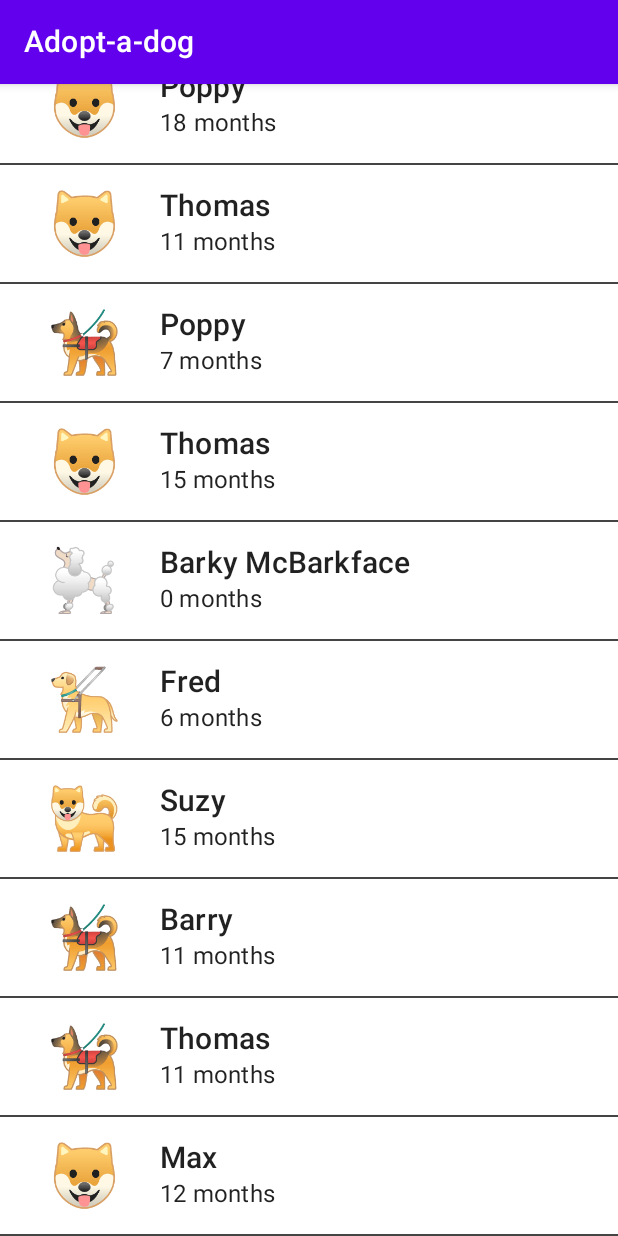
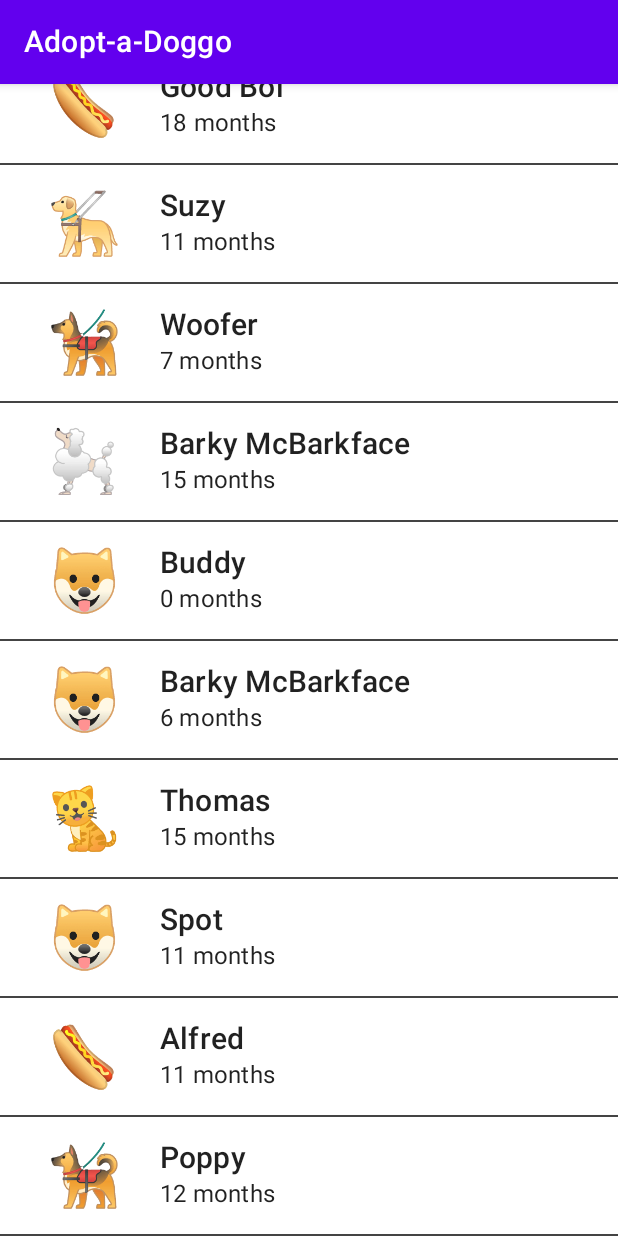
Before and after one commit to Xitavos/androidDevChallenge, an Android app built with Jetpack Compose: the screen it shows after launch (MainActivity), scrolled down 1215 dp, on a phone screen of 412 x 824 dp. Run offline under Robolectric (Android 15) with nearby library versions, the phone set to English and light mode, and no system bars; 1 statement that could not run was skipped.

Commit message:
Add puppy detail screen

```diff
--- a/app/build.gradle
+++ b/app/build.gradle
@@ -73,6 +73,8 @@ dependencies {
     implementation "androidx.compose.material:material-icons-extended:$compose_version"
     implementation "androidx.compose.ui:ui-tooling:$compose_version"
     implementation 'androidx.lifecycle:lifecycle-runtime-ktx:2.3.0'
+    implementation "androidx.navigation:navigation-compose:1.0.0-alpha08"
+    implementation "androidx.browser:browser:1.3.0"
 
     testImplementation 'junit:junit:4.13.2'
 
--- a/app/src/main/java/com/example/androiddevchallenge/MainActivity.kt
+++ b/app/src/main/java/com/example/androiddevchallenge/MainActivity.kt
@@ -25,10 +25,17 @@ import androidx.compose.material.Text
 import androidx.compose.material.TopAppBar
 import androidx.compose.runtime.Composable
 import androidx.compose.ui.tooling.preview.Preview
+import androidx.navigation.NavController
+import androidx.navigation.NavType
+import androidx.navigation.compose.NavHost
+import androidx.navigation.compose.composable
+import androidx.navigation.compose.navArgument
+import androidx.navigation.compose.navigate
+import androidx.navigation.compose.rememberNavController
 import com.example.androiddevchallenge.ui.theme.MyTheme
 import kotlin.random.Random
 
-data class Doge(
+data class Doggo(
     val name: String = dogNames.random(),
     val emoji: String = dogEmojis.random(),
     val age: String = "${Random.nextInt(19)} months"
@@ -46,9 +53,14 @@ val dogNames = listOf(
     "Suzy",
     "Thomas",
     "Barky McBarkface",
-    "Barry"
+    "Barry",
+    "Spot",
+    "Bella",
+    "Lucy",
+    "Woofer",
+    "Buddy"
 )
-val dogEmojis = listOf("🐶", "🐕", "🦮", "🐩", "🐕‍🦺", "🌭")
+val dogEmojis = listOf("🐶", "🐕", "🦮", "🐩", "🐕‍🦺", "🌭", "🐈")
 
 class MainActivity : AppCompatActivity() {
     override fun onCreate(savedInstanceState: Bundle?) {
@@ -65,12 +77,41 @@ class MainActivity : AppCompatActivity() {
 // Start building your app here!
 @Composable
 fun MyApp() {
+    val navController = rememberNavController()
+
+    NavHost(navController = navController, startDestination = "dogslist") {
+        composable("dogslist") { DogsListScreen(navController) }
+        composable(
+            route = "dogdetail/name={name},emoji={emoji},age={age}",
+            arguments = listOf(
+                navArgument("name") { type = NavType.StringType },
+                navArgument("emoji") { type = NavType.StringType },
+                navArgument("age") { type = NavType.StringType }
+            )
+        ) { backStackEntry ->
+            val name = backStackEntry.arguments?.getString("name") ?: ""
+            val emoji = backStackEntry.arguments?.getString("emoji") ?: ""
+            val age = backStackEntry.arguments?.getString("age") ?: ""
+            PuppyDetailScreen(navController, Doggo(name = name, emoji = emoji, age = age))
+        }
+    }
+}
+
+@Composable
+fun DogsListScreen(navController: NavController) {
     Surface(color = MaterialTheme.colors.background) {
         Scaffold(
             topBar = {
-                TopAppBar(title = { Text(text = "Adopt-a-dog") })
+                TopAppBar(title = { Text(text = "Adopt-a-Doggo") })
             },
-            content = { PuppyList(dogs = List(25) { Doge() }) }
+            content = {
+                PuppyList(
+                    dogs = List(25) { Doggo() },
+                    onItemClicked = { dog ->
+                        navController.navigate("dogdetail/name=${dog.name},emoji=${dog.emoji},age=${dog.age}")
+                    }
+                )
+            }
         )
     }
 }
--- a/app/src/main/java/com/example/androiddevchallenge/PuppyList.kt
+++ b/app/src/main/java/com/example/androiddevchallenge/PuppyList.kt
@@ -24,10 +24,10 @@ import androidx.compose.ui.tooling.preview.Preview
 import com.example.androiddevchallenge.ui.theme.MyTheme
 
 @Composable
-fun PuppyList(dogs: List<Doge>) {
+fun PuppyList(dogs: List<Doggo>, onItemClicked: (Doggo) -> Unit) {
     LazyColumn {
         items(dogs) { dog ->
-            PuppyListItem(dog) { }
+            PuppyListItem(dog) { onItemClicked(dog) }
             Divider(color = Color.DarkGray)
         }
     }
@@ -37,6 +37,6 @@ fun PuppyList(dogs: List<Doge>) {
 @Composable
 fun PuppyListPreview() {
     MyTheme {
-        PuppyList(List(10) { Doge() })
+        PuppyList(List(10) { Doggo() }) {}
     }
 }
--- a/app/src/main/java/com/example/androiddevchallenge/PuppyListItem.kt
+++ b/app/src/main/java/com/example/androiddevchallenge/PuppyListItem.kt
@@ -33,7 +33,7 @@ import androidx.compose.ui.unit.sp
 import com.example.androiddevchallenge.ui.theme.MyTheme
 
 @Composable
-fun PuppyListItem(dog: Doge, onItemClicked: () -> Unit) {
+fun PuppyListItem(dog: Doggo, onItemClicked: () -> Unit) {
     Row(
         verticalAlignment = Alignment.CenterVertically,
         modifier = Modifier.fillMaxWidth()
@@ -57,6 +57,6 @@ fun PuppyListItem(dog: Doge, onItemClicked: () -> Unit) {
 @Composable
 fun PuppyListItemPreview() {
     MyTheme {
-        PuppyListItem(Doge()) { }
+        PuppyListItem(Doggo()) { }
     }
 }
--- a/app/src/main/res/values/strings.xml
+++ b/app/src/main/res/values/strings.xml
@@ -9,5 +9,5 @@
       or implied. See the License for the specific language governing permissions and limitations under
       the License.
       -->
-    <string name="app_name">AndroidDevChallenge</string>
+    <string name="app_name">Adopt-a-Doggo</string>
 </resources>
--- a/settings.gradle
+++ b/settings.gradle
@@ -1,2 +1,2 @@
-rootProject.name = "AndroidDevChallenge"
+rootProject.name = "Adopt-a-Doggo"
 include ':app'
```
Also changed, not shown: app/src/main/java/com/example/androiddevchallenge/PuppyDetailScreen.kt (added, +93 -0 lines).
